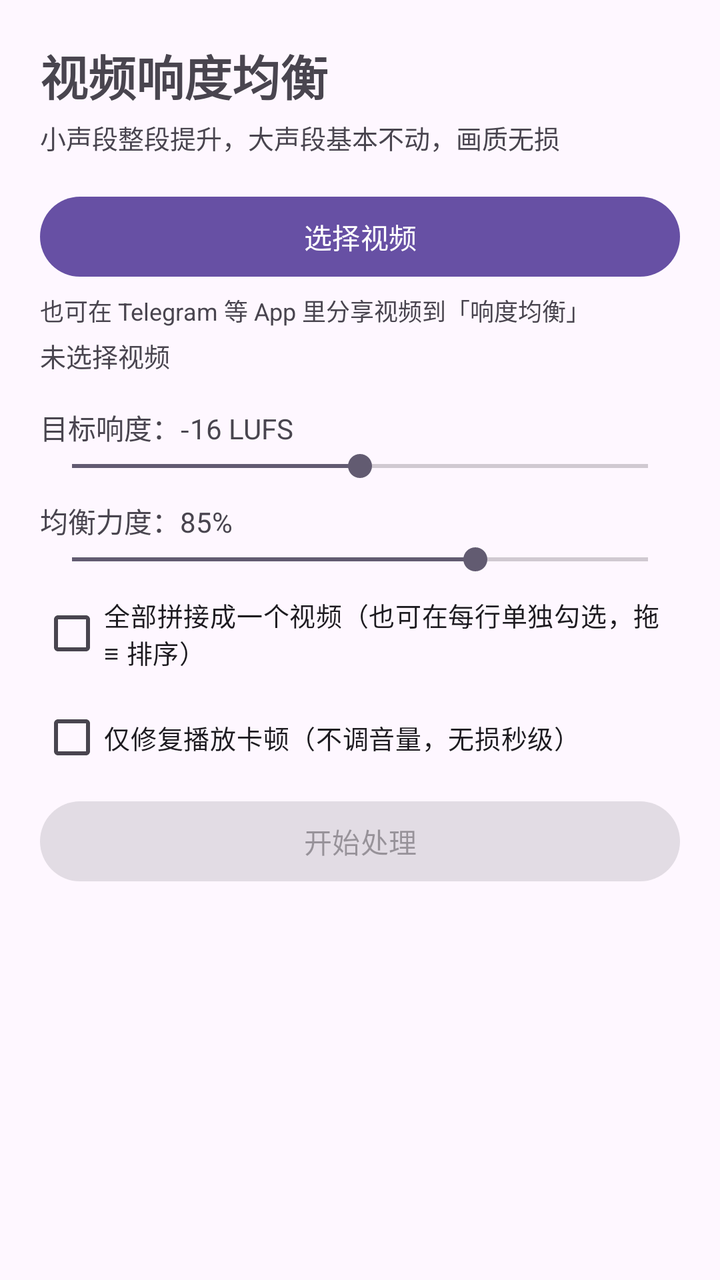
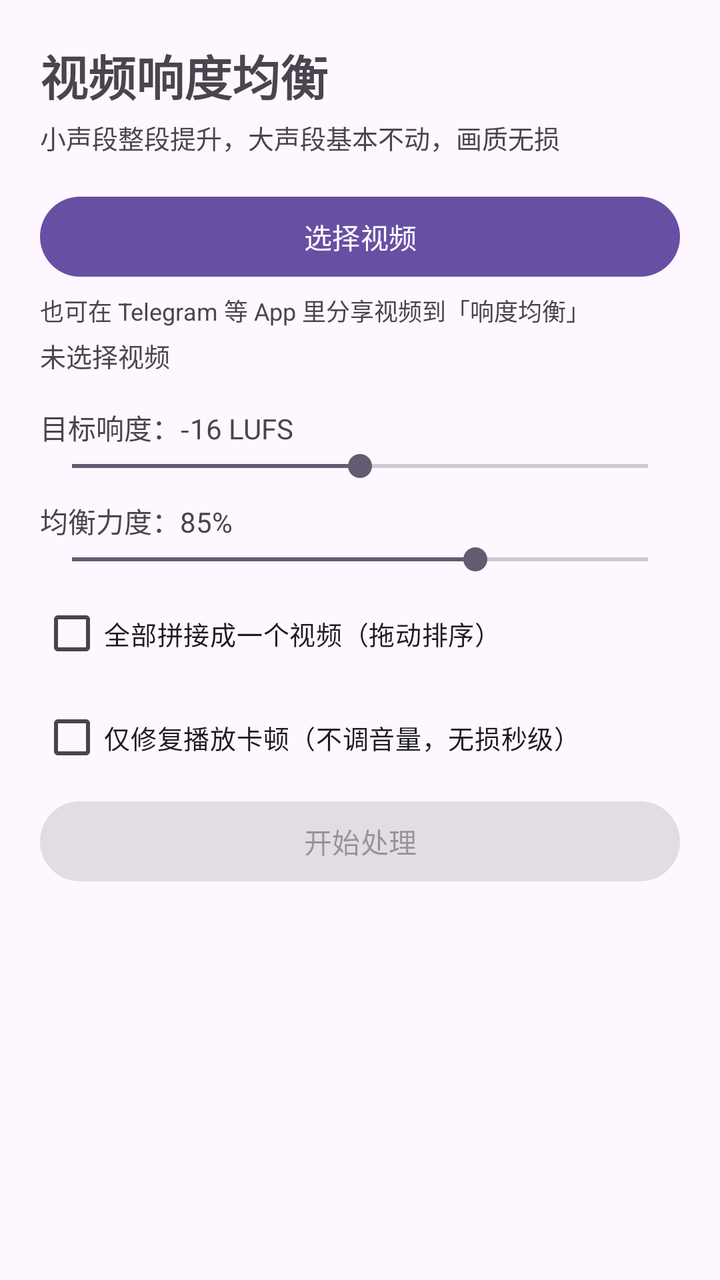

Before-and-after screenshots of an Android layout around one commit, followed by the original layout XML and the change that was made.
<!-- AndroidManifest.xml: application theme Theme.App -->
<!-- res/layout/activity_main.xml -->
<?xml version="1.0" encoding="utf-8"?>
<LinearLayout xmlns:android="http://schemas.android.com/apk/res/android"
    android:layout_width="match_parent"
    android:layout_height="match_parent"
    android:orientation="vertical"
    android:padding="20dp">

    <TextView
        android:layout_width="wrap_content"
        android:layout_height="wrap_content"
        android:text="视频响度均衡"
        android:textSize="24sp"
        android:textStyle="bold" />

    <TextView
        android:layout_width="wrap_content"
        android:layout_height="wrap_content"
        android:layout_marginTop="4dp"
        android:text="小声段整段提升，大声段基本不动，画质无损"
        android:textSize="13sp" />

    <Button
        android:id="@+id/btnPick"
        android:layout_width="match_parent"
        android:layout_height="wrap_content"
        android:layout_marginTop="16dp"
        android:text="选择视频" />

    <TextView
        android:layout_width="wrap_content"
        android:layout_height="wrap_content"
        android:layout_marginTop="4dp"
        android:text="也可在 Telegram 等 App 里分享视频到「响度均衡」"
        android:textSize="12sp" />

    <TextView
        android:id="@+id/tvSelected"
        android:layout_width="wrap_content"
        android:layout_height="wrap_content"
        android:layout_marginTop="4dp"
        android:text="未选择视频"
        android:textSize="13sp" />

    <androidx.recyclerview.widget.RecyclerView
        android:id="@+id/rvFiles"
        android:layout_width="match_parent"
        android:layout_height="wrap_content"
        android:layout_marginTop="4dp" />

    <TextView
        android:id="@+id/tvTarget"
        android:layout_width="wrap_content"
        android:layout_height="wrap_content"
        android:layout_marginTop="12dp"
        android:text="目标响度：-16 LUFS" />

    <SeekBar
        android:id="@+id/sbTarget"
        android:layout_width="match_parent"
        android:layout_height="wrap_content"
        android:max="8"
        android:progress="4" />

    <TextView
        android:id="@+id/tvStrength"
        android:layout_width="wrap_content"
        android:layout_height="wrap_content"
        android:layout_marginTop="8dp"
        android:text="均衡力度：85%" />

    <SeekBar
        android:id="@+id/sbStrength"
        android:layout_width="match_parent"
        android:layout_height="wrap_content"
        android:max="50"
        android:progress="35" />

    <CheckBox
        android:id="@+id/cbConcat"
        android:layout_width="wrap_content"
        android:layout_height="wrap_content"
        android:layout_marginTop="4dp"
        android:text="全部拼接成一个视频（也可在每行单独勾选，拖 ≡ 排序）"
        android:textSize="13sp" />

    <CheckBox
        android:id="@+id/cbRepair"
        android:layout_width="wrap_content"
        android:layout_height="wrap_content"
        android:layout_marginTop="4dp"
        android:text="仅修复播放卡顿（不调音量，无损秒级）"
        android:textSize="13sp" />

    <Button
        android:id="@+id/btnStart"
        android:layout_width="match_parent"
        android:layout_height="wrap_content"
        android:layout_marginTop="4dp"
        android:enabled="false"
        android:text="开始处理" />

    <ProgressBar
        android:id="@+id/pbFile"
        style="?android:attr/progressBarStyleHorizontal"
        android:layout_width="match_parent"
        android:layout_height="wrap_content"
        android:layout_marginTop="8dp"
        android:max="100"
        android:visibility="invisible" />

    <TextView
        android:id="@+id/tvStage"
        android:layout_width="wrap_content"
        android:layout_height="wrap_content"
        android:textSize="13sp" />

    <ScrollView
        android:id="@+id/svLog"
        android:layout_width="match_parent"
        android:layout_height="0dp"
        android:layout_marginTop="8dp"
        android:layout_weight="1">

        <TextView
            android:id="@+id/tvLog"
            android:layout_width="match_parent"
            android:layout_height="wrap_content"
            android:fontFamily="monospace"
            android:textIsSelectable="true"
            android:textSize="12sp" />
    </ScrollView>

</LinearLayout>
<!-- resources referenced by this layout -->
<resources>
  <style name="Theme.App" parent="Theme.Material3.DayNight.NoActionBar" />
</resources>

<!-- the commit's change to res/layout/activity_main.xml (unified diff, before → after) -->
@@ -80,7 +80,7 @@
         android:layout_width="wrap_content"
         android:layout_height="wrap_content"
         android:layout_marginTop="4dp"
-        android:text="全部拼接成一个视频（也可在每行单独勾选，拖 ≡ 排序）"
+        android:text="全部拼接成一个视频（拖动排序）"
         android:textSize="13sp" />
 
     <CheckBox
